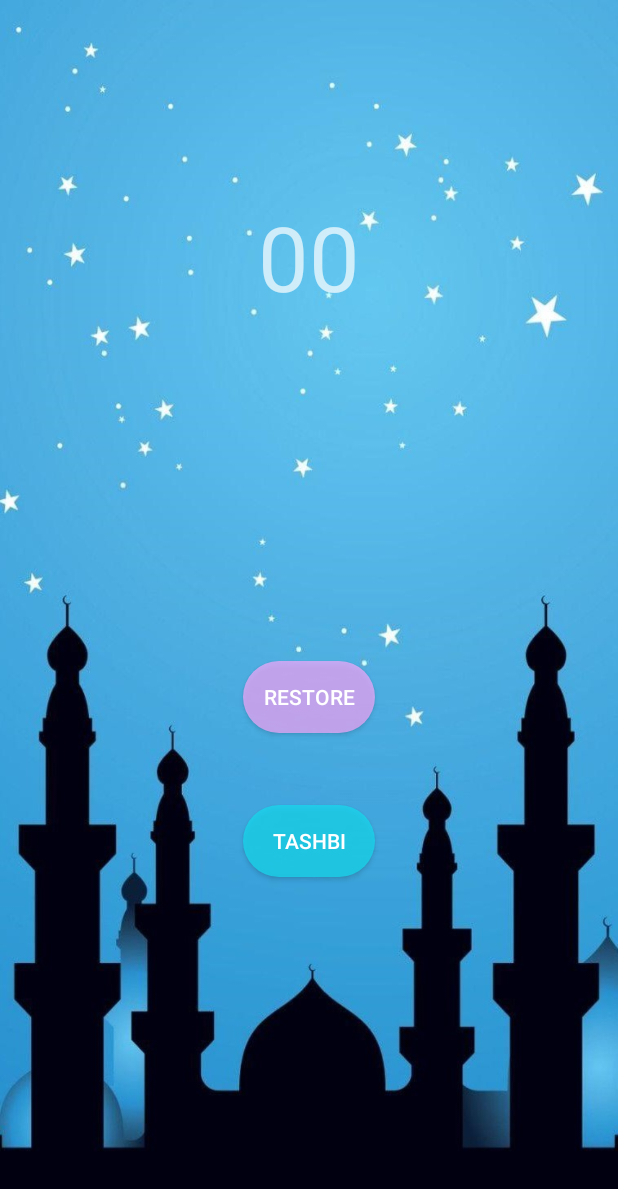
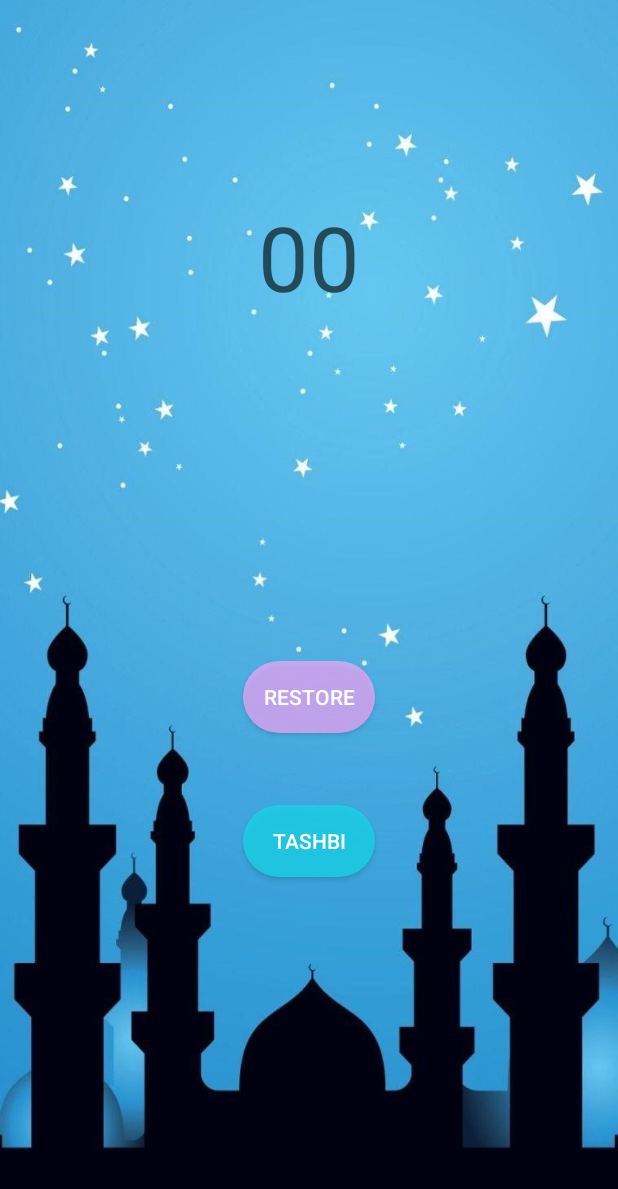
Before and after one commit to ZAWADBINSHARIF/TASHBI-APP, an Android app: the screen it shows after launch (MainActivity), after a tap on "RESTORE", on a phone screen of 412 x 824 dp. Shown: the top 1189 px of the screen. Run offline under Robolectric (Android 15) with nearby library versions, the phone set to English and light mode, and no system bars.

```diff
--- a/app/src/main/java/com/example/tashbi/MainActivity.kt
+++ b/app/src/main/java/com/example/tashbi/MainActivity.kt
@@ -1,5 +1,6 @@
 package com.example.tashbi
 
+import android.media.MediaPlayer
 import androidx.appcompat.app.AppCompatActivity
 import android.os.Bundle
 import android.os.PersistableBundle
@@ -11,13 +12,18 @@ class MainActivity : AppCompatActivity() {
         super.onCreate(savedInstanceState)
         setContentView(R.layout.activity_main)
 
+        val tashbiClickSound = MediaPlayer.create(this, R.raw.tashbi_sound)
+        val restoreClickSound = MediaPlayer.create(this, R.raw.restore_sound_2)
+
         counter_btn.setOnClickListener {
             val op = counterNumber.text.toString().toInt() + 1
             counterNumber.text = "$op"
+            tashbiClickSound.start()
         }
         restoreBtn.setOnClickListener {
             val op = "00"
             counterNumber.text = op
+            restoreClickSound.start()
         }
     }
 
--- a/app/src/main/res/layout/activity_main.xml
+++ b/app/src/main/res/layout/activity_main.xml
@@ -28,6 +28,7 @@
         android:foregroundGravity="center"
         android:gravity="center"
         android:text="@string/zero"
+        android:textColor="@color/counter"
         android:textSize="60sp"
         app:layout_constraintBottom_toBottomOf="parent"
         app:layout_constraintEnd_toEndOf="parent"
--- a/app/src/main/res/values/colors.xml
+++ b/app/src/main/res/values/colors.xml
@@ -7,4 +7,5 @@
     <color name="tashbi_btn">#BC18DAEF</color>
     <color name="restore_btn">#AFAF</color>
     <color name="tashbi_man">#FFF</color>
+    <color name="counter">#9E000000</color>
 </resources>
```
Also changed, not shown: 3 other files.
